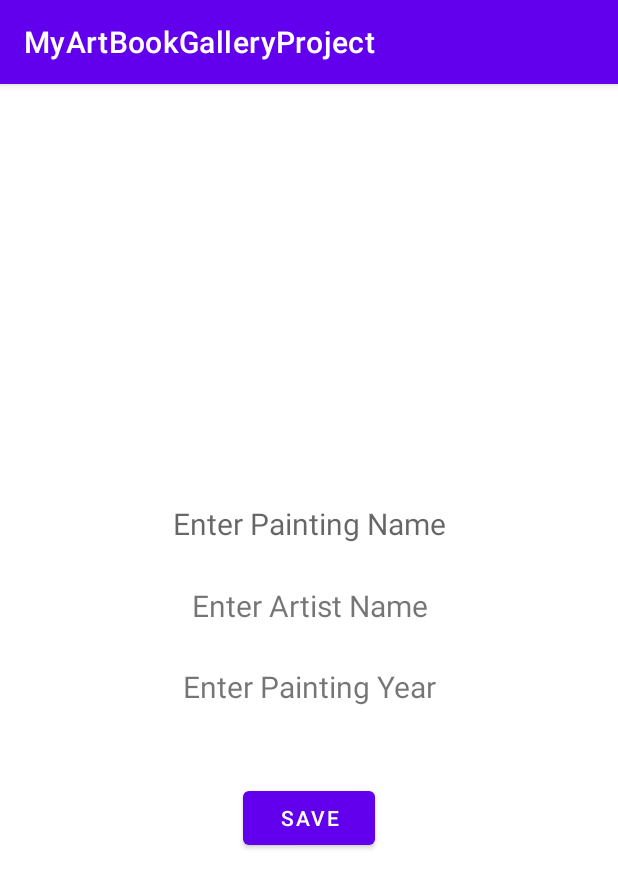
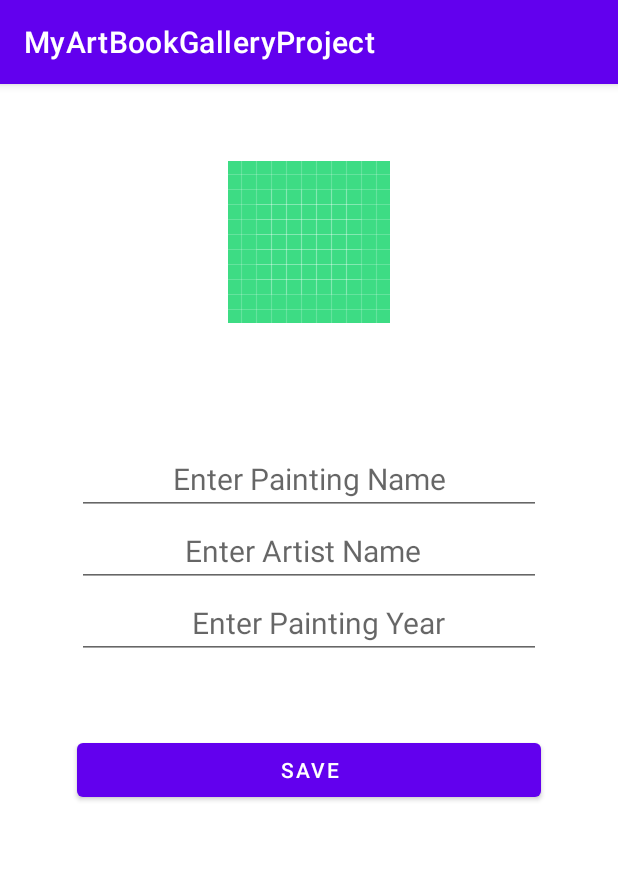
Before and after one commit to ruhul1995/MyArtBookGalleryProject, an Android app: the ArtDetailsFragment screen opened through its navigation route, on a phone screen of 412 x 824 dp. Shown: the top 888 px of the screen. Run offline under Robolectric (Android 15) with nearby library versions, the phone set to English and light mode, and no system bars; our stand-ins replace Dagger/Hilt's generated code; pictures from the network do not load.

Commit message:
Added fix for - 1. Added support for image in ArtDetailFragment file. 2. Bug fix for showing images on typing in search bar.

```diff
--- a/app/src/main/java/com/example/myartbookgalleryproject/view/ArtDetailsFragment.kt
+++ b/app/src/main/java/com/example/myartbookgalleryproject/view/ArtDetailsFragment.kt
@@ -28,6 +28,8 @@ class ArtDetailsFragment  @Inject constructor(
         viewModel = ViewModelProvider(requireActivity()).get(ArtViewModel::class.java)
         val binding = FragmentArtDetailsBinding.bind(view)
         fragmentBinding = binding
+
+        subscribeToObservers()
 
         binding.artImgView.setOnClickListener{
             findNavController().navigate(ArtDetailsFragmentDirections.actionArtDetailsFragmentToImageApiFragment())
--- a/app/src/main/java/com/example/myartbookgalleryproject/view/ImageApiFragment.kt
+++ b/app/src/main/java/com/example/myartbookgalleryproject/view/ImageApiFragment.kt
@@ -88,4 +88,9 @@ class ImageApiFragment @Inject constructor(
             }
         })
     }
+
+    override fun onDestroyView() {
+        fragmentBinding = null
+        super.onDestroyView()
+    }
 }
--- a/app/src/main/res/layout/art_row.xml
+++ b/app/src/main/res/layout/art_row.xml
@@ -30,7 +30,7 @@
             android:id="@+id/artRowArtistNameText"
             android:layout_width="wrap_content"
             android:layout_height="wrap_content"
-            android:text="Name of Art"
+            android:text="Artist Name"
             android:textSize="20sp"
             android:layout_marginLeft="15dp"
             android:layout_marginBottom="5dp"/>
--- a/app/src/main/res/layout/fragment_art_details.xml
+++ b/app/src/main/res/layout/fragment_art_details.xml
@@ -1,22 +1,21 @@
 <?xml version="1.0" encoding="utf-8"?>
-<androidx.constraintlayout.widget.ConstraintLayout xmlns:android="http://schemas.android.com/apk/res/android"
+<LinearLayout
+    xmlns:android="http://schemas.android.com/apk/res/android"
     xmlns:app="http://schemas.android.com/apk/res-auto"
     xmlns:tools="http://schemas.android.com/tools"
+    android:orientation="vertical"
     android:layout_width="match_parent"
     android:layout_height="match_parent">
 
     <ImageView
         android:id="@+id/artImgView"
-        android:layout_width="200dp"
-        android:layout_height="200dp"
-        android:layout_marginTop="48dp"
-        app:layout_constraintEnd_toEndOf="parent"
-        app:layout_constraintHorizontal_bias="0.497"
-        app:layout_constraintStart_toStartOf="parent"
-        app:layout_constraintTop_toTopOf="parent"
-        tools:srcCompat="@tools:sample/avatars" />
+        android:layout_width="300dp"
+        android:layout_height="wrap_content"
+        android:layout_margin="50dp"
+        android:layout_gravity="center"
+        app:srcCompat="@drawable/ic_launcher_background" />
 
-    <TextView
+    <EditText
         android:id="@+id/nameEditText"
         android:layout_width="match_parent"
         android:layout_height="wrap_content"
@@ -26,47 +25,38 @@
         android:gravity="center"
         android:hint="Enter Painting Name"
         android:textSize="20sp"
-        app:layout_constraintEnd_toEndOf="parent"
-        app:layout_constraintHorizontal_bias="0.498"
-        app:layout_constraintStart_toStartOf="parent"
-        app:layout_constraintTop_toBottomOf="@+id/artImgView" />
+        />
 
-    <TextView
+    <EditText
         android:id="@+id/artDetailArtistNametxtV"
         android:layout_width="match_parent"
         android:layout_height="wrap_content"
         android:layout_marginLeft="50dp"
         android:layout_marginRight="50dp"
         android:gravity="center"
-        android:text="Enter Artist Name"
+        android:hint="Enter Artist Name  "
         android:textSize="20sp"
-        app:layout_constraintBottom_toTopOf="@+id/artDetailYearTxtV"
-        app:layout_constraintEnd_toEndOf="@+id/nameEditText"
-        app:layout_constraintStart_toStartOf="@+id/nameEditText"
-        app:layout_constraintTop_toBottomOf="@+id/nameEditText" />
 
-    <TextView
+        app:layout_constraintVertical_bias="0.454" />
+
+    <EditText
         android:id="@+id/artDetailYearTxtV"
         android:layout_width="match_parent"
         android:layout_height="wrap_content"
         android:layout_marginLeft="50dp"
-        android:layout_marginTop="81dp"
+
         android:layout_marginRight="50dp"
         android:gravity="center"
-        android:text="Enter Painting Year"
-        android:textSize="20sp"
-        app:layout_constraintEnd_toEndOf="@+id/artDetailArtistNametxtV"
-        app:layout_constraintHorizontal_bias="0.0"
-        app:layout_constraintStart_toStartOf="@+id/artDetailArtistNametxtV"
-        app:layout_constraintTop_toBottomOf="@+id/nameEditText" />
+        android:paddingLeft="20dp"
+        android:hint="Enter Painting Year "
+        android:textSize="20sp" />
 
     <Button
         android:id="@+id/saveButton"
-        android:layout_width="wrap_content"
+        android:layout_width="match_parent"
         android:layout_height="wrap_content"
+        android:layout_margin="50dp"
         android:layout_marginTop="50dp"
-        android:text="Save"
-        app:layout_constraintEnd_toEndOf="parent"
-        app:layout_constraintStart_toStartOf="parent"
-        app:layout_constraintTop_toBottomOf="@+id/artDetailYearTxtV" />
-</androidx.constraintlayout.widget.ConstraintLayout>
+        android:text="Save" />
+
+</LinearLayout>
--- a/app/src/main/res/layout/fragment_image_api.xml
+++ b/app/src/main/res/layout/fragment_image_api.xml
@@ -1,8 +1,7 @@
 <?xml version="1.0" encoding="utf-8"?>
 <LinearLayout
     xmlns:android="http://schemas.android.com/apk/res/android"
-    xmlns:app="http://schemas.android.com/apk/res-auto"
-    xmlns:tools="http://schemas.android.com/tools"
+
     android:layout_width="match_parent"
     android:layout_height="match_parent"
     android:orientation="vertical">
--- a/app/src/main/res/layout/image_row.xml
+++ b/app/src/main/res/layout/image_row.xml
@@ -6,12 +6,13 @@
 
     <ImageView
         android:id="@+id/singleArtImageView"
-        android:layout_width="0dp"
-        android:layout_height="0dp"
+        android:layout_width="100dp"
+        android:layout_height="100dp"
         android:scaleType="centerCrop"
         app:layout_constraintBottom_toBottomOf="parent"
         app:layout_constraintEnd_toEndOf="parent"
         app:layout_constraintStart_toStartOf="parent"
         app:layout_constraintTop_toTopOf="parent"
         app:srcCompat="@drawable/ic_launcher_background" />
+
 </androidx.constraintlayout.widget.ConstraintLayout>
```
